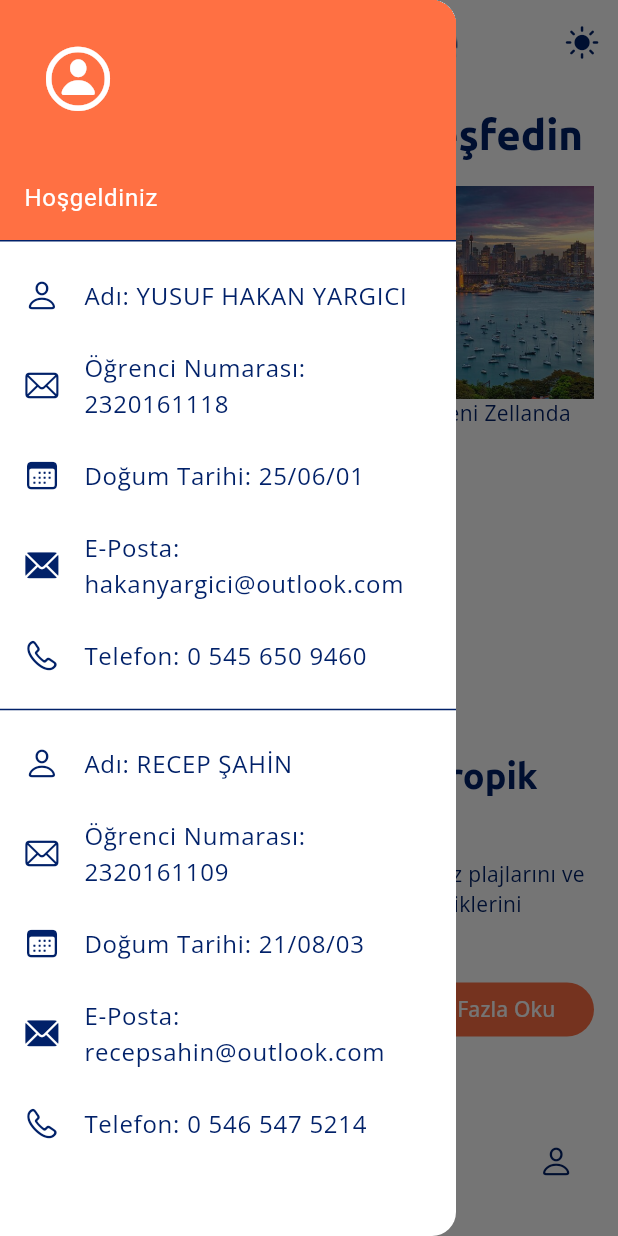
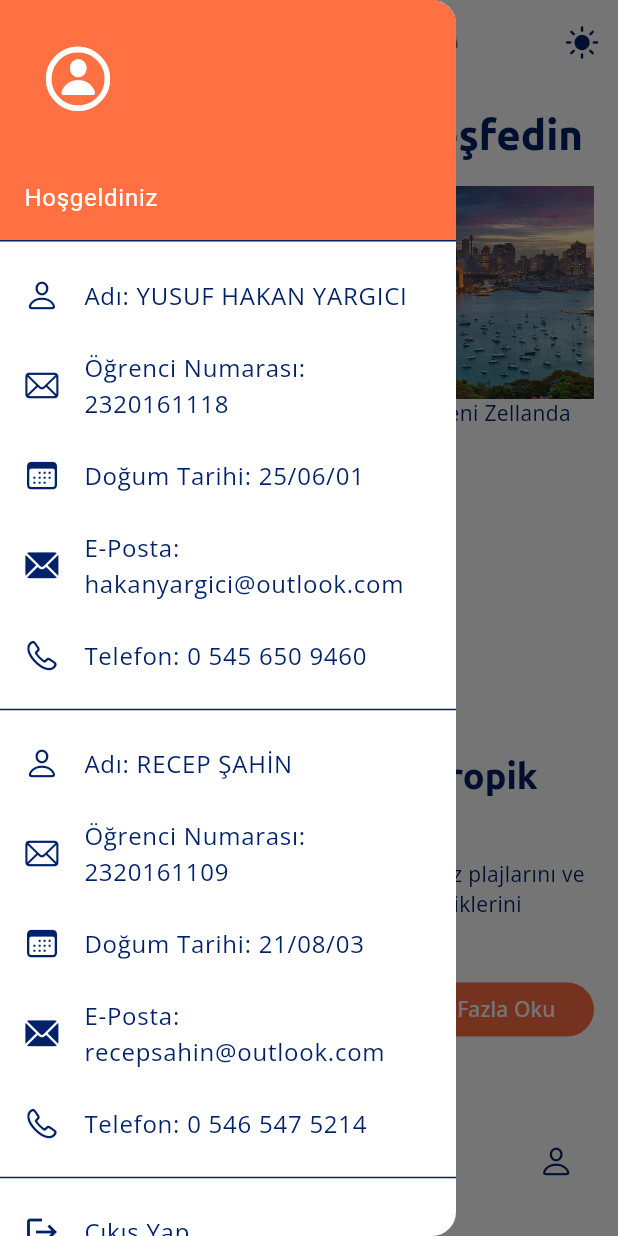
Before and after one commit to hakanyargici/WanderWise, a Flutter app: the HomeScreen screen opened by its route, with the side drawer open, on a phone screen of 412 x 824 dp. Run offline on Flutter 3.47's test engine with Material 3 defaults, Android fonts, the phone set to English and light mode, and no system bars; our stand-ins replace go_router, google_fonts.

Commit message:
Home içeriğine logout eklendi.

```diff
--- a/lib/screens/home_screen.dart
+++ b/lib/screens/home_screen.dart
@@ -100,6 +100,13 @@ class HomeScreen extends StatelessWidget {
               leading: Icon(CupertinoIcons.phone),
               title: Text('Telefon: 0 546 547 5214'),
             ),
+            Spacer(),
+            Divider(),
+            ListTile(
+              leading: Icon(Icons.logout),
+              title: Text('Çıkış Yap'),
+              onTap: () => context.go("/login"),
+            ),
           ],
         ),
       ),
```
